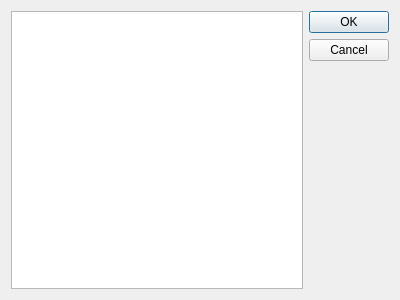
First picture: the form in src/ui/exportcsvdialog.ui, repository kaniol-lck/Paperless-Client, before the edit.
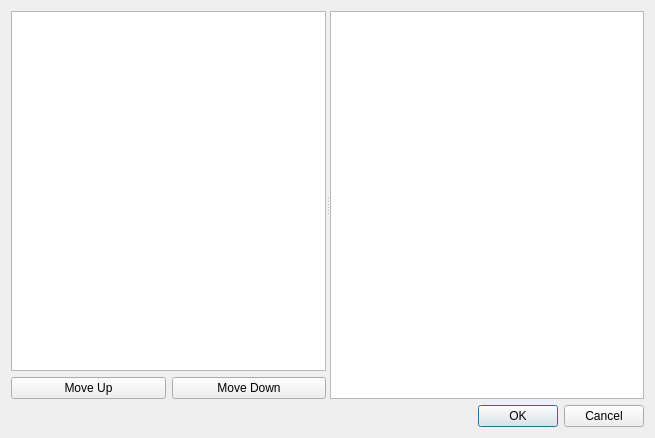
Second picture: the form after the edit.

Diff of the .ui file:
```diff
--- a/src/ui/exportcsvdialog.ui
+++ b/src/ui/exportcsvdialog.ui
@@ -6,21 +6,47 @@
    <rect>
     <x>0</x>
     <y>0</y>
-    <width>400</width>
-    <height>300</height>
+    <width>655</width>
+    <height>438</height>
    </rect>
   </property>
   <property name="windowTitle">
    <string>Dialog</string>
   </property>
-  <layout class="QHBoxLayout" name="horizontalLayout">
+  <layout class="QVBoxLayout" name="verticalLayout">
    <item>
-    <widget class="QListWidget" name="exportFields"/>
+    <widget class="QSplitter" name="splitter">
+     <property name="orientation">
+      <enum>Qt::Orientation::Horizontal</enum>
+     </property>
+     <widget class="QWidget" name="">
+      <layout class="QGridLayout" name="gridLayout">
+       <item row="0" column="0" colspan="2">
+        <widget class="QListWidget" name="exportFields"/>
+       </item>
+       <item row="1" column="0">
+        <widget class="QPushButton" name="pushButton">
+         <property name="text">
+          <string>Move Up</string>
+         </property>
+        </widget>
+       </item>
+       <item row="1" column="1">
+        <widget class="QPushButton" name="pushButton_2">
+         <property name="text">
+          <string>Move Down</string>
+         </property>
+        </widget>
+       </item>
+      </layout>
+     </widget>
+     <widget class="QTreeView" name="treeView"/>
+    </widget>
    </item>
    <item>
     <widget class="QDialogButtonBox" name="buttonBox">
      <property name="orientation">
-      <enum>Qt::Orientation::Vertical</enum>
+      <enum>Qt::Orientation::Horizontal</enum>
      </property>
      <property name="standardButtons">
       <set>QDialogButtonBox::StandardButton::Cancel|QDialogButtonBox::StandardButton::Ok</set>
```
